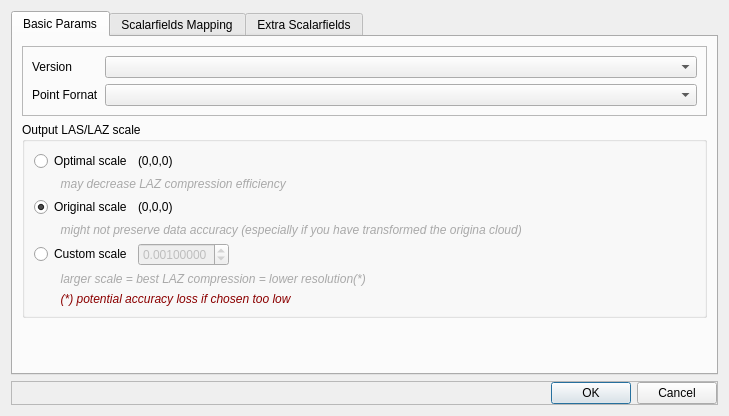
Qt form plugins/core/IO/qLASIO/ui/lassavedialog.ui (CloudCompare/CloudCompare) before a commit.
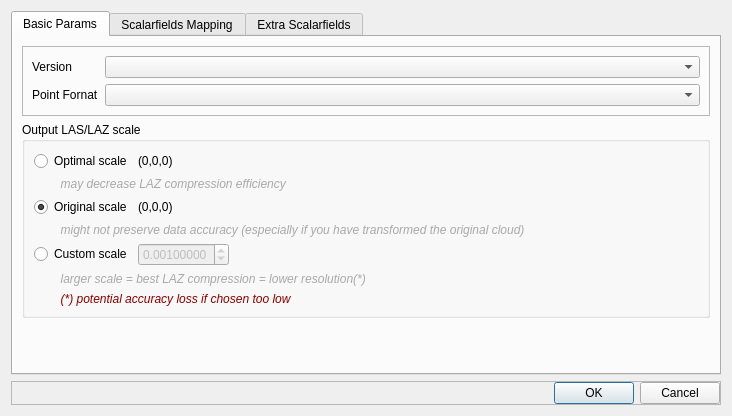
The same form after that commit.

Commit message: Update the code to deduce the best LAS Offset and LAS Scale + decouple the LASSaver class and the dialog

```diff
--- a/plugins/core/IO/qLASIO/ui/lassavedialog.ui
+++ b/plugins/core/IO/qLASIO/ui/lassavedialog.ui
@@ -159,7 +159,7 @@
 font: italic;</string>
             </property>
             <property name="text">
-             <string>        might not preserve data accuracy (especially if you have transformed the origina cloud)                                                    </string>
+             <string>        might not preserve data accuracy (especially if you have transformed the original cloud)                                                    </string>
             </property>
            </widget>
           </item>
```
The commit also changes 7 other files.
